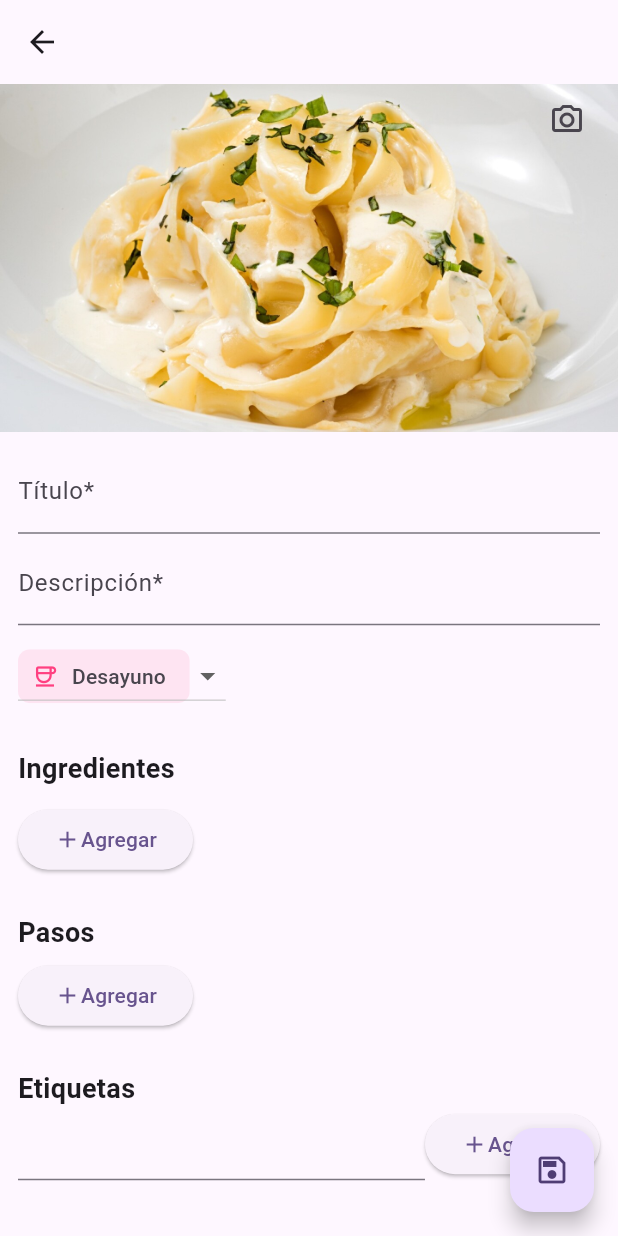
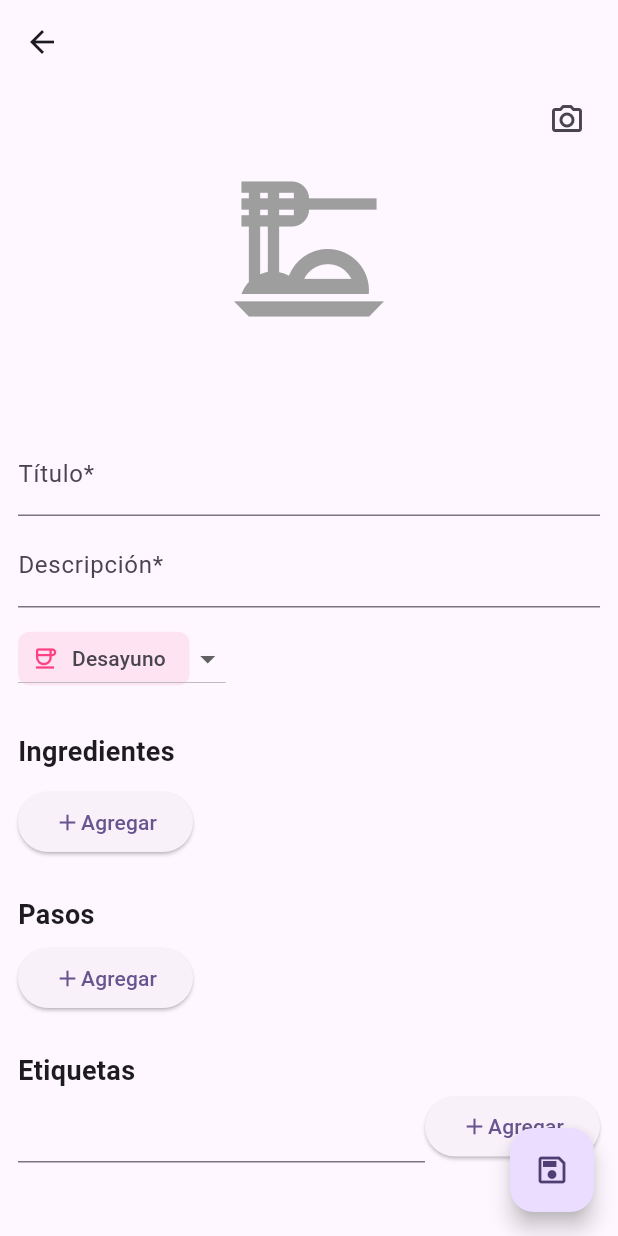
Before and after one commit to mgmeza11/RecipeProject, a Flutter app: the RecipeFormScreen screen opened directly, after a tap on the "camera alt" icon, on a phone screen of 412 x 824 dp. Run offline on Flutter 3.47's test engine with Material 3 defaults, Android fonts, the light colour scheme and no system bars; our stand-ins replace flutter_riverpod, image_picker, permission_handler, sqflite; missing offline and left inert: dart:ffi; accounts and stored records are empty.

Commit message:
Image selector

```diff
--- a/lib/providers/RecipeFormProvider.dart
+++ b/lib/providers/RecipeFormProvider.dart
@@ -1,4 +1,6 @@
 import 'package:flutter_riverpod/flutter_riverpod.dart';
+import 'package:image_picker/image_picker.dart';
+import 'package:permission_handler/permission_handler.dart';
 import 'package:recipes_project/models/Ingredients.dart';
 import 'package:recipes_project/models/RecipeStep.dart';
 import 'package:recipes_project/models/RecipeTag.dart';
@@ -17,6 +19,7 @@ class RecipeFormNotifier extends StateNotifier<AsyncValue<Recipe>>{
   RecipeStepRepository stepRepository;
   IngredientsRepository ingredientsRepository;
   TagRepository tagRepository;
+  final ImagePicker imagePicker = ImagePicker();
 
   RecipeFormNotifier({required this.recipeRepository, required this.stepRepository, required this.ingredientsRepository, required this.tagRepository }): super(const AsyncValue.loading());
 
@@ -162,6 +165,16 @@ class RecipeFormNotifier extends StateNotifier<AsyncValue<Recipe>>{
     state = AsyncData(state.value!.copyWith(tags: newTags));
   }
 
+  void pickImage() async {
+    final photosPermissionStatus = await Permission.photos.request();
+    if(photosPermissionStatus.isGranted){
+      final XFile? pickedFile = await imagePicker.pickImage(source: ImageSource.gallery);
+      if (pickedFile != null) {
+        state = AsyncData(state.value!.copyWith(imagePath: pickedFile.path));
+      }
+    }
+  }
+
 }
 
 final recipeFormProvider = StateNotifierProvider<RecipeFormNotifier, AsyncValue<Recipe>>((ref) {
--- a/lib/providers/RecipeListProvider.dart
+++ b/lib/providers/RecipeListProvider.dart
@@ -22,6 +22,11 @@ class RecipeListNotifier extends StateNotifier<AsyncValue<RecipeListState>>{
     } catch (e) {
       state = AsyncValue.error(CustomExceptionTypes.technicalError.message, StackTrace.empty);
     }
+  }
+
+  Future<void> reloadResults() async {
+    List<Recipe> recipeFilter = await filter(state.value?.currentFilters ?? [], state.value?.keyword ?? "");
+    state = AsyncValue.data(state.value!.copyWith(listRecipe: recipeFilter));
   }
 
   Future<List<Recipe>> filter(List<dynamic> filterList, String keyword) async {
--- a/lib/screens/RecipeFormScreen.dart
+++ b/lib/screens/RecipeFormScreen.dart
@@ -1,6 +1,7 @@
 import 'package:flutter/cupertino.dart';
 import 'package:flutter/material.dart';
 import 'package:flutter_riverpod/flutter_riverpod.dart';
+import 'package:permission_handler/permission_handler.dart';
 import 'package:recipes_project/providers/RecipeFormProvider.dart';
 import 'package:recipes_project/widgets/CategoryNameWidget.dart';
 import 'package:recipes_project/widgets/StepsWidgets.dart';
@@ -52,7 +53,9 @@ class RecipeFormScreenState extends ConsumerState<RecipeFormScreen> {
           child: Column(
             children: [
               HeaderRecipeFormWidget(
-                  showOptions: true, imagePath: recipe?.imagePath),
+                  showOptions: true, imagePath: recipe?.imagePath, pickImage: () async {
+                   ref.read(recipeFormProvider.notifier).pickImage();
+              },),
               BodyRecipeFormWidget(recipeState, recipeState.ingredients,
                   recipeState.steps, recipe.tags, controllersStep, controllersIngredients)
             ],
@@ -243,4 +246,9 @@ class RecipeFormScreenState extends ConsumerState<RecipeFormScreen> {
       );
     }
   }
+
+  Future<bool> requestPermission(Permission permission) async {
+    final status = await permission.request();
+    return status.isGranted;
+  }
 }
--- a/lib/widgets/HeaderRecipeFormWidget.dart
+++ b/lib/widgets/HeaderRecipeFormWidget.dart
@@ -1,21 +1,23 @@
+import 'dart:io';
+
 import 'package:flutter/material.dart';
 
 
 class HeaderRecipeFormWidget extends StatelessWidget{
   final String? imagePath;
   bool showOptions = false;
+  VoidCallback pickImage;
 
-  HeaderRecipeFormWidget({super.key, this.imagePath, this.showOptions = false});
+  HeaderRecipeFormWidget({super.key, this.imagePath, this.showOptions = false, required this.pickImage});
+
   @override
   Widget build(BuildContext context) {
     return Stack(
       children: [
-        Image.asset("assets/imagen_pasta.jpeg"),
+        SizedBox(width: double.infinity, height: 220, child: (imagePath != null && imagePath!.isNotEmpty) ? Image.file(File(imagePath!), fit: BoxFit.fitWidth,width: double.infinity,) : const Icon(Icons.dinner_dining_outlined, color: Colors.grey, size: 120,)),
         if (showOptions) Positioned(
             right: 10,
-            child: IconButton(onPressed: () {
-
-            },
+            child: IconButton(onPressed: pickImage,
                 icon: const Icon(Icons.camera_alt_outlined)
             )
         )
--- a/lib/widgets/RecipeCardWidget.dart
+++ b/lib/widgets/RecipeCardWidget.dart
@@ -12,7 +12,7 @@ class RecipeCardWidget extends StatelessWidget{
       child: Column(
         mainAxisAlignment: MainAxisAlignment.start,
         children: [
-          HeaderRecipeWidget(categoryCode: recipe.categoryCode, imagePath: recipe.imagePath,),
+          HeaderRecipeWidget(categoryCode: recipe.categoryCode, imagePath: recipe.imagePath, height: 100),
           Text(recipe.name,
             style: const TextStyle(fontSize: 18, fontWeight: FontWeight.bold),
             textAlign: TextAlign.start, maxLines: 1, overflow: TextOverflow.ellipsis,),
--- a/pubspec.yaml
+++ b/pubspec.yaml
@@ -32,7 +32,8 @@ dependencies:
     sdk: flutter
   sqflite: ^2.3.2
   flutter_riverpod: ^2.0.0
-
+  image_picker: ^1.0.8
+  permission_handler: ^11.0.0
 
   # The following adds the Cupertino Icons font to your application.
   # Use with the CupertinoIcons class for iOS style icons.
```
Also changed, not shown: lib/screens/RecipeDetailScreen.dart (+51 -24 lines), lib/screens/RecipeListScreen.dart (+5 -2 lines), lib/widgets/HeaderRecipeWidget.dart (+9 -3 lines), lib/widgets/OptionsRecipeWidget.dart (+8 -11 lines), pubspec.lock, 1 other file.
